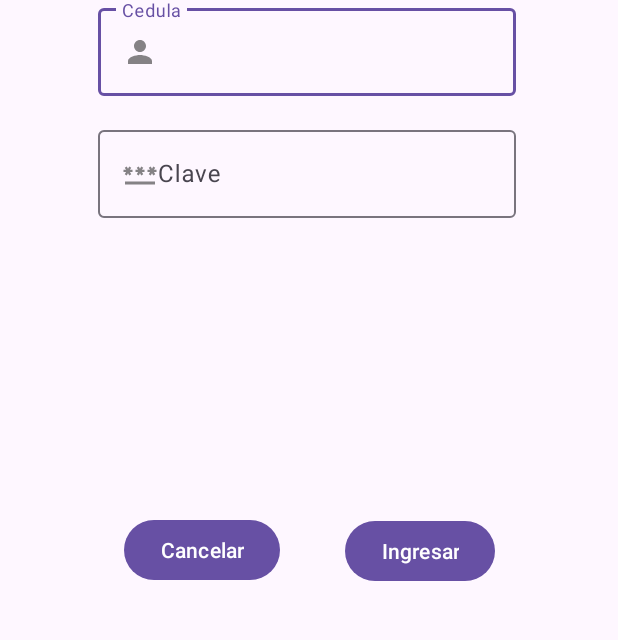
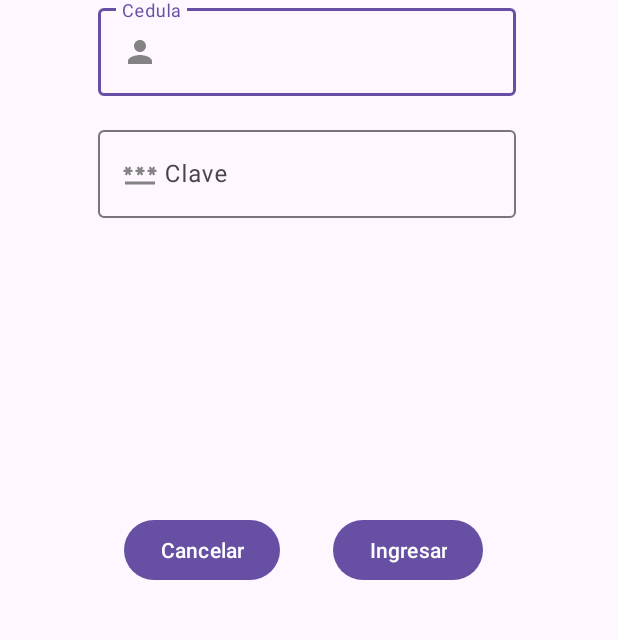
Before and after one commit to DonatoConsuegra/login, an Android app: the screen it shows after launch (MainActivity), on a phone screen of 412 x 824 dp, the part 395-1035 px from its top. Run offline under Robolectric (Android 15) with nearby library versions, the phone set to English and light mode, and no system bars.

Commit message:
carga inicial

```diff
--- a/app/src/main/res/layout/activity_main.xml
+++ b/app/src/main/res/layout/activity_main.xml
@@ -45,7 +45,7 @@
                 android:layout_width="match_parent"
                 android:layout_height="wrap_content"
                 android:drawableStart="@drawable/clave"
-                android:hint="Clave" />
+                android:hint=" Clave" />
         </com.google.android.material.textfield.TextInputLayout>
 
     </LinearLayout>
@@ -56,8 +56,8 @@
         android:layout_height="wrap_content"
         android:layout_alignParentStart="true"
         android:layout_alignParentBottom="true"
-        android:layout_marginStart="230dp"
-        android:layout_marginBottom="169dp"
+        android:layout_marginStart="222dp"
+        android:layout_marginBottom="170dp"
         android:text="Ingresar" />
 
     <Button
```
Also changed, not shown: app/src/main/java/com/example/login1/MainActivity.java (+22 -0 lines).
